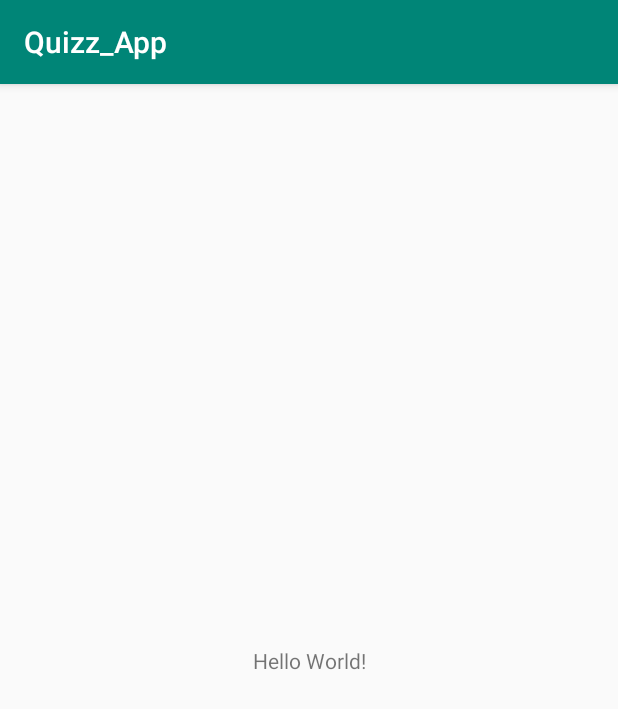
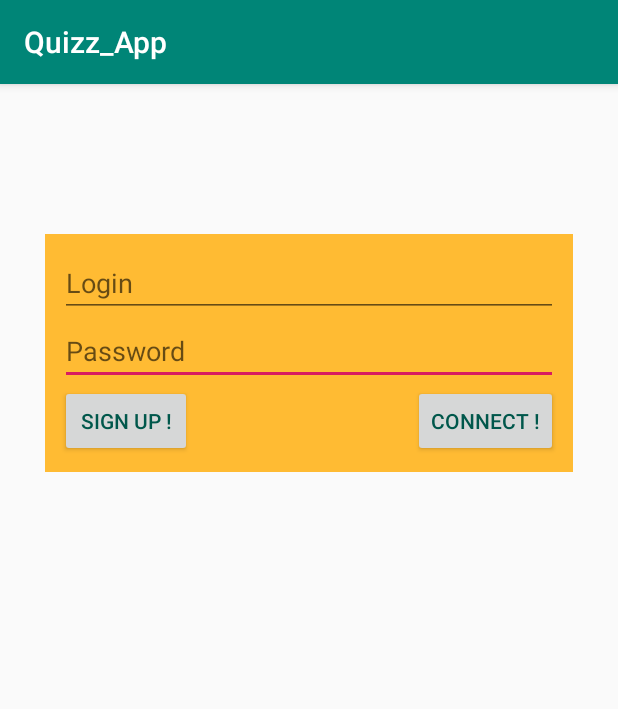
Before and after one commit to TheophileLct/Projet_Android_Groupe, an Android app: the screen it shows after launch (MainActivity), on a phone screen of 412 x 824 dp. Shown: the top 709 px of the screen. Run offline under Robolectric (Android 15) with nearby library versions, the phone set to English and light mode, and no system bars.

Commit message:
Page login

```diff
--- a/app/src/main/res/layout/activity_main.xml
+++ b/app/src/main/res/layout/activity_main.xml
@@ -1,18 +1,77 @@
 <?xml version="1.0" encoding="utf-8"?>
-<androidx.constraintlayout.widget.ConstraintLayout xmlns:android="http://schemas.android.com/apk/res/android"
+<RelativeLayout xmlns:android="http://schemas.android.com/apk/res/android"
     xmlns:app="http://schemas.android.com/apk/res-auto"
     xmlns:tools="http://schemas.android.com/tools"
     android:layout_width="match_parent"
     android:layout_height="match_parent"
-    tools:context=".MainActivity">
+    android:visibility="visible">
 
-    <TextView
+    <androidx.constraintlayout.widget.ConstraintLayout
+        android:layout_width="match_parent"
+        android:layout_height="wrap_content"
+        android:layout_marginLeft="30dp"
+        android:layout_marginTop="100dp"
+        android:layout_marginRight="30dp"
+        android:background="@android:color/holo_orange_light"
+        android:padding="10dp">
+
+
+        <Button
+            android:id="@+id/loginButton"
+            android:layout_width="wrap_content"
+            android:layout_height="wrap_content"
+            android:text="@string/connect"
+            android:textColor="@color/colorPrimaryDark"
+            app:layout_constraintBottom_toBottomOf="parent"
+            app:layout_constraintRight_toRightOf="@id/password"
+            app:layout_constraintTop_toBottomOf="@id/password" />
+
+        <EditText
+            android:id="@+id/password"
+            android:layout_width="match_parent"
+            android:layout_height="wrap_content"
+            android:ems="10"
+            android:hint="@string/password"
+            android:inputType="textPassword"
+            android:singleLine="false"
+            android:textColor="#272727"
+            android:textColorHighlight="#FFFFFF"
+            android:textColorLink="@color/colorPrimaryDark"
+            android:textCursorDrawable="@android:color/white"
+            app:layout_constraintEnd_toEndOf="parent"
+            app:layout_constraintStart_toStartOf="parent"
+            app:layout_constraintTop_toBottomOf="@id/loginEditText" />
+
+        <EditText
+            android:id="@+id/loginEditText"
+            android:layout_width="match_parent"
+            android:layout_height="wrap_content"
+            android:hint="@string/login"
+            android:inputType="textPersonName"
+            android:textColor="@android:color/white"
+            app:layout_constraintLeft_toLeftOf="parent"
+            app:layout_constraintStart_toStartOf="parent"
+            app:layout_constraintTop_toTopOf="parent" />
+
+        <Button
+            android:id="@+id/signUp"
+            android:layout_width="wrap_content"
+            android:layout_height="wrap_content"
+            android:text="@string/signup"
+            android:textColor="@color/colorPrimaryDark"
+            app:layout_constraintBottom_toBottomOf="parent"
+            app:layout_constraintStart_toStartOf="parent"
+            app:layout_constraintTop_toBottomOf="@+id/password" />
+    </androidx.constraintlayout.widget.ConstraintLayout>
+
+    <ImageView
+        android:id="@+id/imageView4"
         android:layout_width="wrap_content"
         android:layout_height="wrap_content"
-        android:text="Hello World!"
-        app:layout_constraintBottom_toBottomOf="parent"
-        app:layout_constraintLeft_toLeftOf="parent"
-        app:layout_constraintRight_toRightOf="parent"
-        app:layout_constraintTop_toTopOf="parent" />
+        android:layout_alignParentEnd="true"
+        android:layout_alignParentBottom="true"
+        android:layout_marginEnd="154dp"
+        android:layout_marginBottom="124dp"
+        tools:srcCompat="@tools:sample/avatars" />
 
-</androidx.constraintlayout.widget.ConstraintLayout>
+</RelativeLayout>
--- a/app/src/main/res/values/strings.xml
+++ b/app/src/main/res/values/strings.xml
@@ -1,3 +1,11 @@
 <resources>
     <string name="app_name">Quizz_App</string>
+
+
+    <!-- LOGIN PAGE -->
+    <string name="login">Login</string>
+    <string name="password">Password</string>
+    <string name="connect">Connect !</string>
+    <string name="signup">Sign up !</string>
+
 </resources>
```
Also changed, not shown: app/src/main/res/drawable/kisspng-pub-quiz-collaborative-learning-general-knowledge-5af2fb5224aa00.1289971415258734901502.jpg (added).
